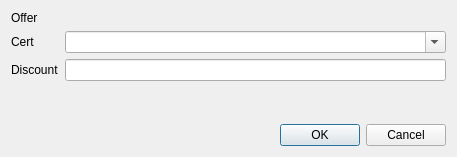
Qt form src/qt/forms/newwhitelistdialog.ui (syscoin/syscoin1) before a commit.
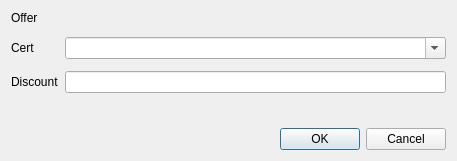
The same form after that commit.

```diff
--- a/src/qt/forms/newwhitelistdialog.ui
+++ b/src/qt/forms/newwhitelistdialog.ui
@@ -7,7 +7,7 @@
     <x>0</x>
     <y>0</y>
     <width>457</width>
-    <height>157</height>
+    <height>161</height>
    </rect>
   </property>
   <property name="windowTitle">
@@ -33,31 +33,31 @@
        </property>
       </widget>
      </item>
-     <item row="1" column="0">
+     <item row="2" column="0">
       <widget class="QLabel" name="certLabel">
        <property name="text">
         <string>Cert</string>
        </property>
       </widget>
      </item>
-     <item row="2" column="0">
+     <item row="4" column="0">
       <widget class="QLabel" name="categoryLabel">
        <property name="text">
         <string>Discount</string>
        </property>
       </widget>
      </item>
-     <item row="2" column="1">
+     <item row="4" column="1">
       <widget class="QLineEdit" name="discountEdit"/>
      </item>
-     <item row="3" column="0">
+     <item row="6" column="0">
       <widget class="QLabel" name="discountText">
        <property name="text">
         <string/>
        </property>
       </widget>
      </item>
-     <item row="3" column="1">
+     <item row="6" column="1">
       <widget class="QLabel" name="discountDisclaimer">
        <property name="text">
         <string/>
@@ -67,13 +67,22 @@
        </property>
       </widget>
      </item>
-     <item row="1" column="1">
+     <item row="2" column="1">
       <widget class="QComboBox" name="certEdit">
        <property name="editable">
         <bool>true</bool>
        </property>
       </widget>
      </item>
+     <item row="1" column="1">
+      <layout class="QVBoxLayout" name="verticalLayout_2"/>
+     </item>
+     <item row="3" column="1">
+      <layout class="QVBoxLayout" name="verticalLayout_3"/>
+     </item>
+     <item row="5" column="1">
+      <layout class="QVBoxLayout" name="verticalLayout_4"/>
+     </item>
     </layout>
    </item>
    <item>
```
